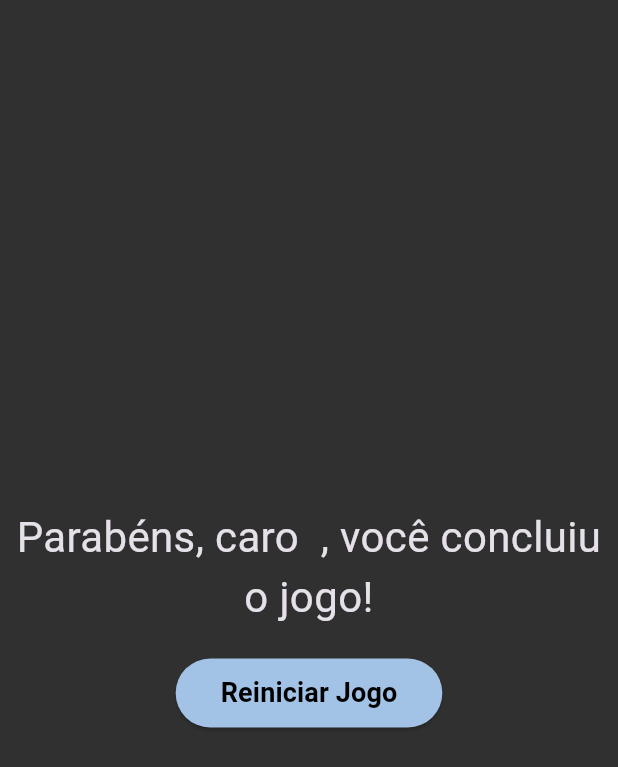
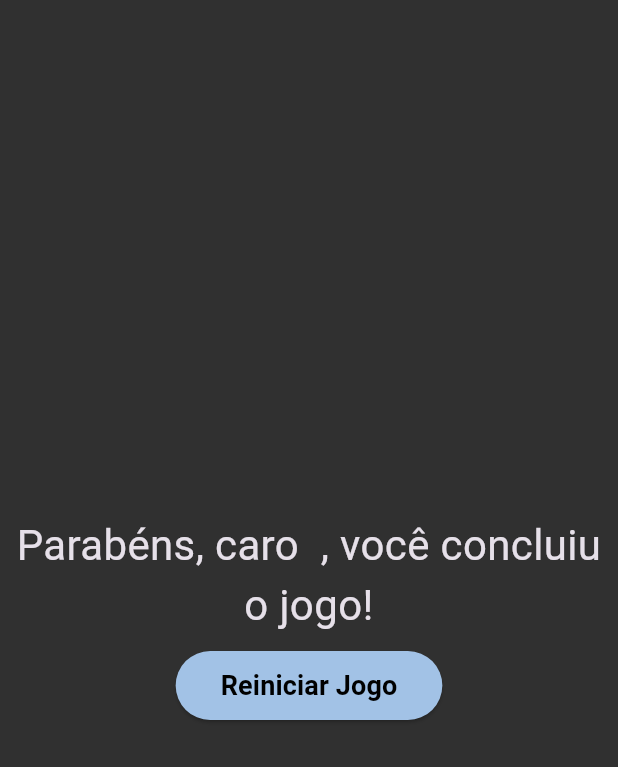
Before and after one commit to SaLuanVitor/flutter_minha_vida, a Flutter app: the Resultado widget shown alone on an empty page, opened directly with empty values, on a phone screen of 412 x 824 dp. Shown: the top 767 px of the screen. Run offline on Flutter 3.47's test engine with Material 3 defaults, Android fonts, the phone set to English and light mode, and no system bars.

Commit message:
Ajustes de layout nas perguntas

```diff
--- a/projeto_minha_vida/lib/questao.dart
+++ b/projeto_minha_vida/lib/questao.dart
@@ -9,7 +9,7 @@ class Questao extends StatelessWidget{
     Widget build(BuildContext context) {
     return Container(
       width: double.infinity,
-      margin: EdgeInsets.all(50),
+      margin: EdgeInsets.all(10),
       child: Text(
         texto,
         style: TextStyle(fontSize: 28),
--- a/projeto_minha_vida/lib/questionario.dart
+++ b/projeto_minha_vida/lib/questionario.dart
@@ -1,6 +1,6 @@
 import 'package:flutter/material.dart';
-import 'package:projeto_perguntas/questao.dart';
-import 'package:projeto_perguntas/resposta.dart';
+import 'package:projeto_minha_vida/questao.dart';
+import 'package:projeto_minha_vida/resposta.dart';
 
 class Questionario extends StatelessWidget {
   final int perguntaSelecionada;
--- a/projeto_minha_vida/lib/resposta.dart
+++ b/projeto_minha_vida/lib/resposta.dart
@@ -16,7 +16,7 @@ class Resposta extends StatelessWidget {
           backgroundColor: const Color(0xFFA2C2E6), // Azul pastel
           foregroundColor: Colors.black, // Cor do texto do botão
           elevation: 5,
-          padding: const EdgeInsets.all(20),
+          padding: const EdgeInsets.all(10),
           shape: RoundedRectangleBorder(
             borderRadius: BorderRadius.circular(10), // Bordas arredondadas no botão
           ),
--- a/projeto_minha_vida/lib/resultado.dart
+++ b/projeto_minha_vida/lib/resultado.dart
@@ -24,7 +24,7 @@ class Resultado extends StatelessWidget {
             style: TextStyle(fontSize: 28),
             textAlign: TextAlign.center,
           ),
-          SizedBox(height: 20),
+          SizedBox(height: 10),
           // Botão para reiniciar o jogo
           ElevatedButton(
             onPressed: reiniciarJogo, // Chama a função de reiniciar o jogo
```
Also changed, not shown: projeto_minha_vida/lib/main.dart (+5 -5 lines), projeto_minha_vida/pubspec.yaml (+6 -4 lines).
